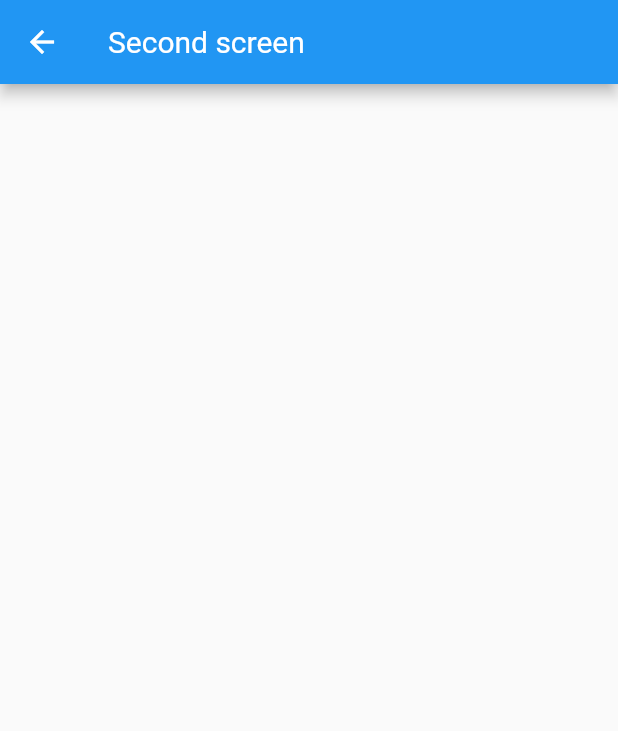
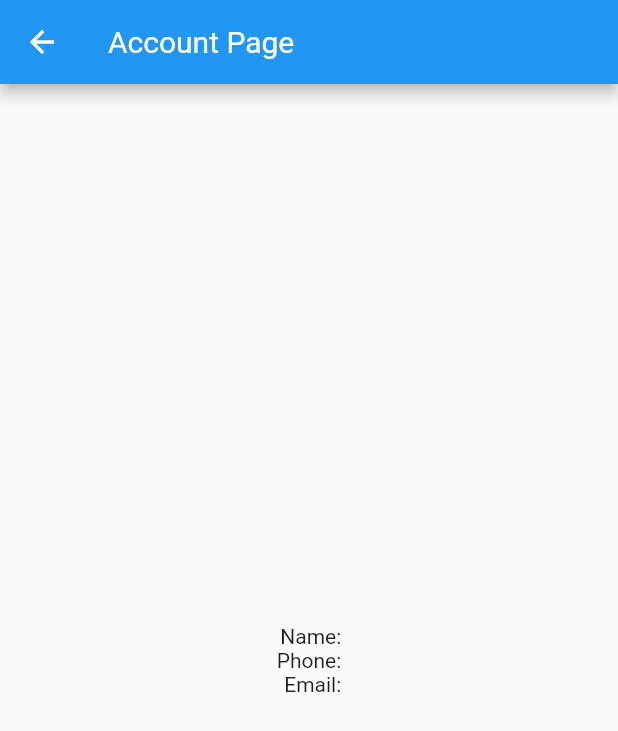
Before and after one commit to mytrofanov/flutter_app, a Flutter app: the ResultWidget screen opened by its route, on a phone screen of 412 x 824 dp. Shown: the top 731 px of the screen. Run offline on Flutter 3.47's test engine with Material 2 defaults, Android fonts, the phone set to English and light mode, and no system bars.

Commit message:
feat: aligment

```diff
--- a/lib/pages/form.dart
+++ b/lib/pages/form.dart
@@ -73,16 +73,6 @@ class _FormWidgetState extends State<FormWidget> {
                   final name = nameEditingController.text;
                   final phone = phoneEditingController.text;
                   final email = emailEditingController.text;
-                  print(name);
-                  print(phone);
-                  print(email);
-                  // Navigator.pushNamed(context, '/result');
-                  // Navigator.push(context, MaterialPageRoute(builder: (context) => ResultWidget(person: name, ));
-                  // Navigator.push(
-                  //     context,
-                  //     MaterialPageRoute(
-                  //       builder: (context) => ResultWidget(name),
-                  //     ));
                   Navigator.of(context).push(MaterialPageRoute(builder: (context) => ResultWidget(name, phone, email)));
                 }
               },
--- a/lib/pages/result.dart
+++ b/lib/pages/result.dart
@@ -4,7 +4,7 @@ class ResultWidget extends StatefulWidget {
   final String userName;
   final String userPhone;
   final String userEmail;
-  ResultWidget(this.userName, this.userEmail, this.userPhone);
+  ResultWidget(this.userName, this.userPhone, this.userEmail);
 
   @override
   ResultWidgetState createState() => ResultWidgetState();
@@ -15,12 +15,41 @@ class ResultWidgetState extends State<ResultWidget> {
   Widget build(BuildContext context) {
     // return Text(widget.userName); // Here you direct access using widget
       return Scaffold(
-        appBar: AppBar(title: const Text('Second screen')),
-        body: Center(
-          child: Text(
-            widget.userName,
-            style: const TextStyle(fontSize: 24),
-          ),
+        appBar: AppBar(title: const Text('Account Page')),
+        body: Row(
+          mainAxisAlignment: MainAxisAlignment.center,
+          children:[
+            Column(
+              mainAxisAlignment: MainAxisAlignment.center,
+              crossAxisAlignment: CrossAxisAlignment.end,
+              children: const [
+                Text(
+                  'Name:',
+                ),
+                Text(
+                  'Phone:',
+                ),
+                Text(
+                  'Email:',
+                ),
+              ]
+            ),
+            Column(
+                mainAxisAlignment: MainAxisAlignment.center,
+                crossAxisAlignment: CrossAxisAlignment.start,
+                children: [
+                  Text(
+                    widget.userName,
+                  ),
+                  Text(
+                    widget.userPhone,
+                  ),
+                  Text(
+                    widget.userEmail,
+                  ),
+                ]
+            )
+          ]
         ),
       );
   }
```
